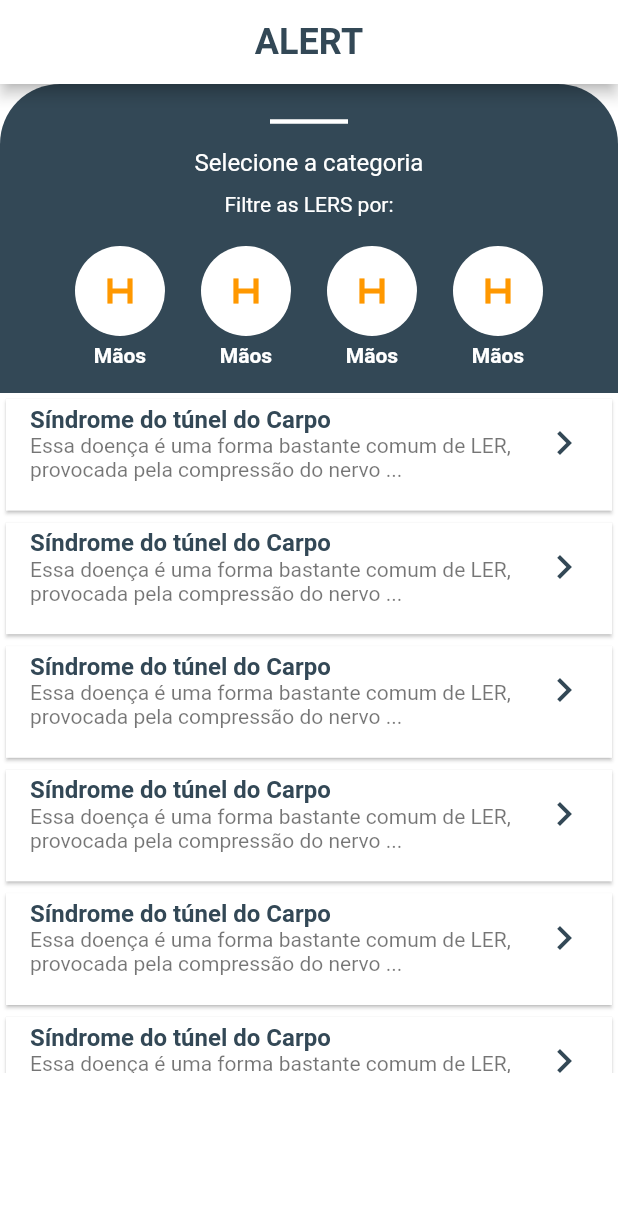
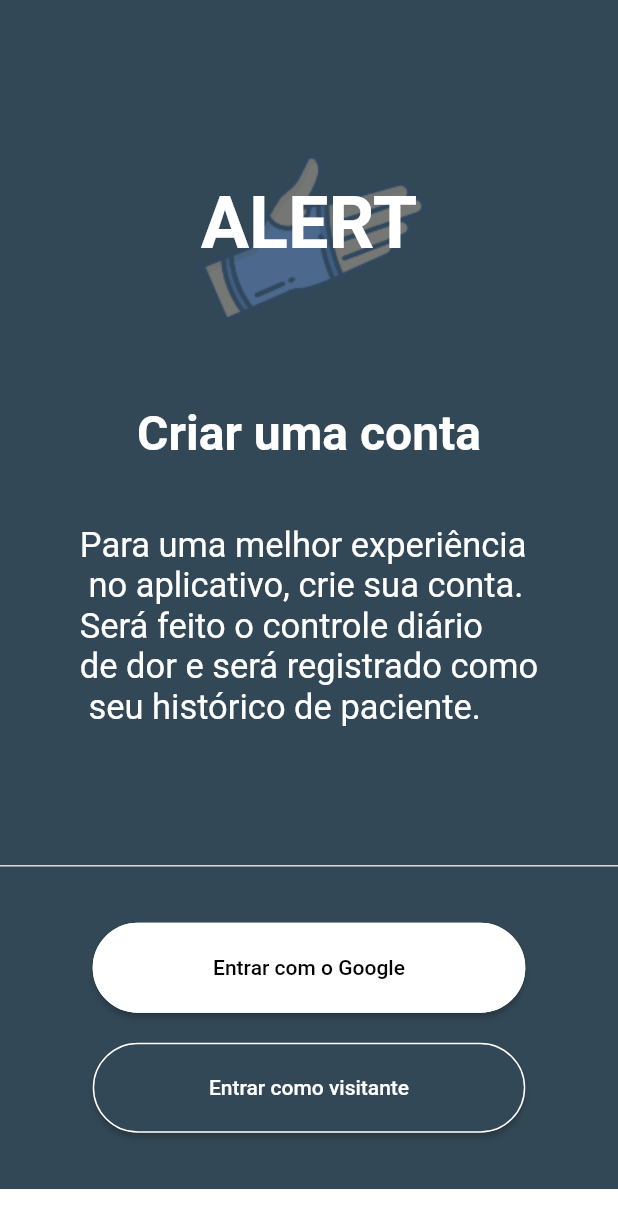
Before and after one commit to MatheusBispoDev/ALERT, a Flutter app: the screen it shows after launch, on a phone screen of 412 x 824 dp. Shown: the top 1228 px of the screen. Run offline on Flutter 3.47's test engine with Material 2 defaults, Android fonts, the phone set to English and light mode, and no system bars; our stand-ins replace get.

Commit message:
Tela de login realizada

```diff
--- a/alert_app/lib/app/views/home_page.dart
+++ /dev/null
@@ -1,159 +0,0 @@
-import 'package:flutter/material.dart';
-
-class HomePage extends StatefulWidget {
-  const HomePage({Key? key}) : super(key: key);
-
-  @override
-  _HomePageState createState() => _HomePageState();
-}
-
-class _HomePageState extends State<HomePage> {
-  @override
-  Widget build(BuildContext context) {
-    return Scaffold(
-      backgroundColor: Colors.white,
-      appBar: AppBar(
-        backgroundColor: Colors.white,
-        title: Text(
-          'ALERT',
-          style: TextStyle(
-              color: new Color(0xFF334856),
-              fontSize: 24,
-              fontWeight: FontWeight.bold),
-        ),
-        toolbarOpacity: 1.0,
-        shape: InputBorder.none,
-        centerTitle: true,
-      ),
-      body: SafeArea(
-        child: Column(
-          children: [
-            Container(
-              height: MediaQuery.of(context).size.width * 0.5,
-              width: MediaQuery.of(context).size.width,
-              padding: EdgeInsets.symmetric(horizontal: 20.0),
-              decoration: BoxDecoration(
-                color: new Color(0xFF334856),
-                borderRadius: BorderRadius.only(
-                  topLeft: Radius.circular(40.0),
-                  topRight: Radius.circular(40.0),
-                ),
-              ),
-              child: Column(
-                mainAxisAlignment: MainAxisAlignment.center,
-                children: [
-                  Divider(
-                    color: Colors.white,
-                    thickness: 3,
-                    indent: 160,
-                    endIndent: 160,
-                  ),
-                  SizedBox(height: 10),
-                  Text('Selecione a categoria',
-                      style: TextStyle(color: Colors.white, fontSize: 16)),
-                  SizedBox(height: 10),
-                  Text('Filtre as LERS por:',
-                      style: TextStyle(color: Colors.white, fontSize: 14)),
-                  SizedBox(height: 20),
-                  Row(
-                    mainAxisAlignment: MainAxisAlignment.center,
-                    children: [
-                      IconSelection(),
-                      IconSelection(),
-                      IconSelection(),
-                      IconSelection(),
-                    ],
-                  ),
-                ],
-              ),
-            ),
-            Container(
-              width: MediaQuery.of(context).size.width,
-              height: MediaQuery.of(context).size.height * 0.55,
-              child: ListView(
-                children: [
-                  CardItens(),
-                  CardItens(),
-                  CardItens(),
-                  CardItens(),
-                  CardItens(),
-                  CardItens(),
-                  CardItens(),
-                ],
-              ),
-            ),
-          ],
-        ),
-      ),
-    );
-  }
-}
-
-class IconSelection extends StatelessWidget {
-  const IconSelection({Key? key}) : super(key: key);
-
-  @override
-  Widget build(BuildContext context) {
-    return Padding(
-      padding: const EdgeInsets.symmetric(horizontal: 12),
-      child: Column(
-        mainAxisAlignment: MainAxisAlignment.center,
-        children: [
-          Container(
-            height: 60,
-            width: 60,
-            decoration: BoxDecoration(
-              color: Colors.white,
-              borderRadius: BorderRadius.circular(50),
-            ),
-            child: Center(
-              child: Icon(
-                Icons.h_mobiledata,
-                size: 40,
-                color: Colors.orange,
-              ),
-            ),
-          ),
-          SizedBox(height: 5),
-          Text(
-            'Mãos',
-            style: TextStyle(
-                color: Colors.white, fontSize: 14, fontWeight: FontWeight.bold),
-          ),
-        ],
-      ),
-    );
-  }
-}
-
-class CardItens extends StatelessWidget {
-  const CardItens({Key? key}) : super(key: key);
-
-  @override
-  Widget build(BuildContext context) {
-    return Container(
-      width: MediaQuery.of(context).size.width,
-      height: MediaQuery.of(context).size.height * 0.1,
-      child: Card(
-        shape: InputBorder.none,
-        borderOnForeground: false,
-        child: ListTile(
-          title: Text(
-            'Síndrome do túnel do Carpo',
-            style: TextStyle(
-                color: new Color(0xFF334856),
-                fontSize: 16,
-                fontWeight: FontWeight.bold),
-          ),
-          subtitle: Text(
-              'Essa doença é uma forma bastante comum de LER, provocada pela compressão do nervo ...'),
-          trailing: Icon(
-            Icons.navigate_next,
-            size: 32,
-            color: new Color(0xFF334856),
-          ),
-        ),
-      ),
-    );
-  }
-}
--- /dev/null
+++ b/alert_app/lib/application/modules/module.dart
@@ -0,0 +1,5 @@
+import 'package:get/get.dart';
+
+abstract class Module {
+  abstract List<GetPage> routers;
+}
--- /dev/null
+++ b/alert_app/lib/application/ui/alert_app_ui_config.dart
@@ -0,0 +1,20 @@
+import 'package:flutter/material.dart';
+
+class AlertAppUiConfig {
+  // Construtor privado, dessa forma não permitimos que a classe seja instanciada
+  AlertAppUiConfig._();
+  static String get title => 'ALERT app';
+
+  static ThemeData get theme => ThemeData(
+        scaffoldBackgroundColor: Colors.white,
+        appBarTheme: AppBarTheme(
+          backgroundColor: Colors.white,
+          iconTheme: IconThemeData(color: Color(0xFF334856)),
+          titleTextStyle: TextStyle(
+              color: Color(0xFF222222),
+              fontSize: 18,
+              fontWeight: FontWeight.w500),
+          centerTitle: true,
+        ),
+      );
+}
--- a/alert_app/lib/main.dart
+++ b/alert_app/lib/main.dart
@@ -1,17 +1,20 @@
-import 'package:alert_app/app/views/home_page.dart';
+import 'package:alert_app/application/ui/alert_app_ui_config.dart';
+import 'package:alert_app/modules/login/login_module.dart';
 import 'package:flutter/material.dart';
+import 'package:get/get_navigation/src/root/get_material_app.dart';
 
-void main() =>
-  runApp(MyApp());
-
+void main() => runApp(MyApp());
 
 class MyApp extends StatelessWidget {
   @override
   Widget build(BuildContext context) {
-    return MaterialApp(
-      title: 'Flutter Demo',
+    return GetMaterialApp(
+      title: AlertAppUiConfig.title,
       debugShowCheckedModeBanner: false,
-      home: HomePage(),
+      theme: AlertAppUiConfig.theme,
+      getPages: [
+        ...LoginModule().routers,
+      ],
     );
   }
 }
--- /dev/null
+++ b/alert_app/lib/modules/login/login_module.dart
@@ -0,0 +1,13 @@
+import 'package:alert_app/application/modules/module.dart';
+import 'package:alert_app/modules/login/login_page.dart';
+import 'package:get/get_navigation/src/routes/get_route.dart';
+
+class LoginModule extends Module {
+  @override
+  List<GetPage> routers = [
+    GetPage(
+      name: '/',
+      page: () => LoginPage(),
+    )
+  ];
+}
--- /dev/null
+++ b/alert_app/lib/modules/login/login_page.dart
@@ -0,0 +1,116 @@
+import 'package:flutter/material.dart';
+import 'package:get/get.dart';
+import 'package:alert_app/application/ui/theme_extensions.dart';
+
+class LoginPage extends StatelessWidget {
+  const LoginPage({Key? key}) : super(key: key);
+
+  @override
+  Widget build(BuildContext context) {
+    return Scaffold(
+      body: SafeArea(
+        child: Column(
+          children: [
+            Container(
+              height: Get.height * 0.7,
+              width: Get.width,
+              color: context.colorBlue,
+              child: Stack(
+                alignment: Alignment.topCenter,
+                children: [
+                  Padding(
+                    padding: const EdgeInsets.only(top: 80),
+                    child: Image.asset('assets/images/logo.png'),
+                  ),
+                  Padding(
+                    padding: const EdgeInsets.only(top: 120),
+                    child: Text(
+                      'ALERT',
+                      style: context.titleHeaderStyleText(),
+                    ),
+                  ),
+                  Padding(
+                    padding: const EdgeInsets.only(top: 270),
+                    child: Text(
+                      'Criar uma conta',
+                      style: context.subTitleHeaderStyleText(),
+                    ),
+                  ),
+                  Padding(
+                    padding: const EdgeInsets.only(top: 350),
+                    child: Text(
+                      'Para uma melhor experiência\n no aplicativo, crie sua conta.\nSerá feito o controle diário\nde dor e será registrado como\n seu histórico de paciente.',
+                      style: context.titleStyleText(),
+                    ),
+                  ),
+                ],
+              ),
+            ),
+            SizedBox(height: Get.height * 0.001),
+            Container(
+              height: Get.height * 0.261,
+              width: Get.width,
+              color: context.colorBlue,
+              child: Column(
+                mainAxisAlignment: MainAxisAlignment.center,
+                children: [
+                  ButtonCustomLogin(
+                    colorButton: Colors.white,
+                    textColor: Colors.black,
+                    title: 'Entrar com o Google',
+                    onPress: () {},
+                  ),
+                  SizedBox(height: 20),
+                  ButtonCustomLogin(
+                    colorButton: context.colorBlue,
+                    textColor: Colors.white,
+                    title: 'Entrar como visitante',
+                    onPress: () {},
+                  ),
+                ],
+              ),
+            )
+          ],
+        ),
+      ),
+    );
+  }
+}
+
+class ButtonCustomLogin extends StatelessWidget {
+  ButtonCustomLogin(
+      {Key? key,
+      required this.title,
+      required this.colorButton,
+      required this.textColor,
+      required this.onPress})
+      : super(key: key);
+
+  final String title;
+  final Color colorButton;
+  final Color textColor;
+  final Function() onPress;
+
+  @override
+  Widget build(BuildContext context) {
+    return Container(
+      width: Get.width * 0.7,
+      height: 60,
+      child: ElevatedButton(
+        child: Text(
+          title,
+          style: context.descriptionStyleText(textColor: textColor),
+          textAlign: TextAlign.center,
+        ),
+        onPressed: onPress,
+        style: ElevatedButton.styleFrom(
+          primary: colorButton,
+          shape: RoundedRectangleBorder(
+            borderRadius: BorderRadius.circular(50),
+            side: BorderSide(color: Colors.white),
+          ),
+        ),
+      ),
+    );
+  }
+}
```
Also changed, not shown: alert_app/lib/application/ui/loader/loader_mixin.dart (added, +24 -0 lines), alert_app/lib/application/ui/messages/messages_mixin.dart (added, +53 -0 lines), alert_app/lib/application/ui/theme_extensions.dart (added, +27 -0 lines), alert_app/lib/modules/home/home_module.dart (added, +10 -0 lines), alert_app/lib/modules/home/home_page.dart (added, +150 -0 lines), alert_app/pubspec.yaml (+8 -39 lines), alert_app/assets/fonts/europa.ttf (added), alert_app/assets/images/logo.png (added), alert_app/lib/app/views/login_page.dart (deleted), alert_app/lib/app/views/profile_page.dart (deleted), alert_app/lib/app/views/search_page.dart (deleted), alert_app/lib/app/views/timer_page.dart (deleted), alert_app/lib/modules/login/login_bindings.dart (added), alert_app/lib/modules/login/login_controller.dart (added), 1 more files.
